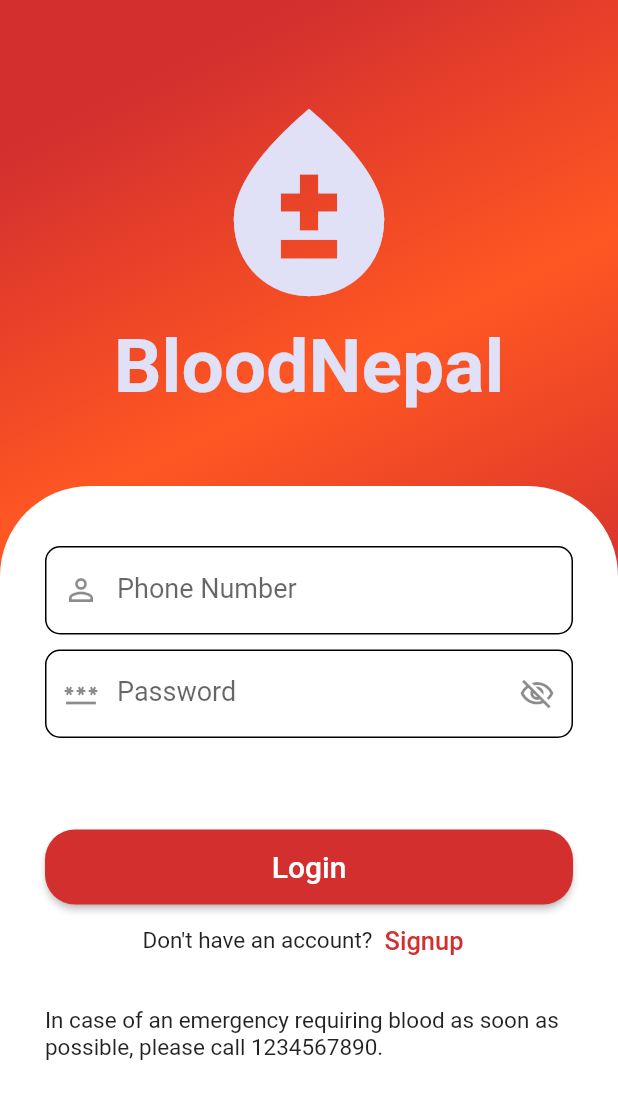
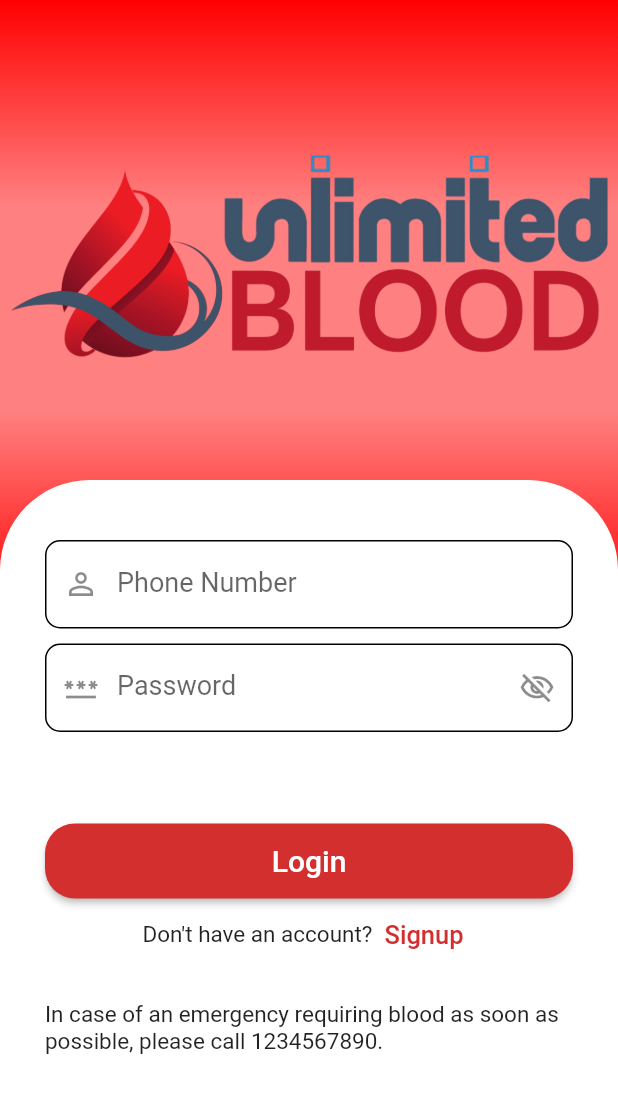
Before and after one commit to sidtuladhar/BloodNepal, a Flutter app: the Login screen opened directly, on a phone screen of 412 x 824 dp. Shown: the top 1099 px of the screen. Run offline on Flutter 3.47's test engine with Material 2 defaults, Android fonts, the phone set to English and light mode, and no system bars; our stand-ins replace datetime_picker_formfield_new, fl_chart, flutter_spinkit, font_awesome_flutter, hive, hive_flutter; missing offline and left inert: rounded_expansion_tile; accounts and stored records are empty.

Commit message:
- added logo to login

```diff
--- a/lib/ui/login.dart
+++ b/lib/ui/login.dart
@@ -38,29 +38,26 @@ class _LoginState extends State<Login> {
       body: Center(
         child: Container(
           alignment: Alignment.center,
-          decoration: BoxDecoration(
+          decoration: const BoxDecoration(
             gradient: LinearGradient(
               begin: Alignment.topCenter,
+              end: Alignment.bottomCenter,
               colors: [
-                Theme.of(context).primaryColor,
-                Theme.of(context).colorScheme.secondary,
-                Theme.of(context).primaryColor
+                Color(0xFFFF0000),
+                Color(0xFFFF8080),
+                Color(0xFFFF8080),
+                Color(0xFFFF0000),
+                Color(0xFFFFF5FB),
+                Color(0xFFFFF5FB),
+                Color(0xFFFFF5FB),
               ],
             ),
           ),
           child: Column(
             children: [
               const SizedBox(height: 60),
-              const Icon(Icons.bloodtype_sharp,
-                  color: Color(0xffE0E1F6), size: 150),
-              const SizedBox(height: 5),
-              const Text("BloodNepal",
-                  style: TextStyle(
-                      fontSize: 50,
-                      color: Color(0xffE0E1F6),
-                      fontWeight: FontWeight.bold),
-                  selectionColor: Colors.black),
-              const SizedBox(height: 50),
+              Center(child: Image.asset('assets/images/logo.png', height: 230)),
+              const SizedBox(height: 30),
               Expanded(
                 child: Container(
                   decoration: const BoxDecoration(
--- a/pubspec.yaml
+++ b/pubspec.yaml
@@ -30,7 +30,7 @@ environment:
 dependencies:
   flutter:
     sdk: flutter
-  flutter_svg: ^2.0.5
+  flutter_svg: ^2.0.7
   flutter_spinkit: ^5.2.0
 
   hive: ^2.2.3
@@ -79,6 +79,7 @@ flutter:
     - assets/images/patient.jpg
     - assets/images/doctor.jpg
     - assets/images/donate.jpg
+    - assets/images/logo.png
 
   # An image asset can refer to one or more resolution-specific "variants", see
   # https://flutter.dev/assets-and-images/#resolution-aware
```
Also changed, not shown: assets/images/logo.png (added).
